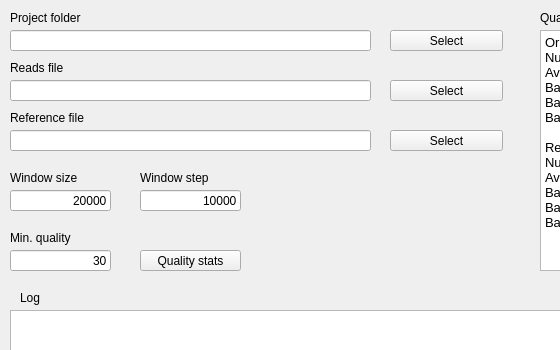
First picture: the form in src/GUI/GUI2.ui, repository salvocamiolo/PacBioRead, before the edit; both pictures show x 0 to 560 and y 0 to 350 of the 846 by 520 pixel window.
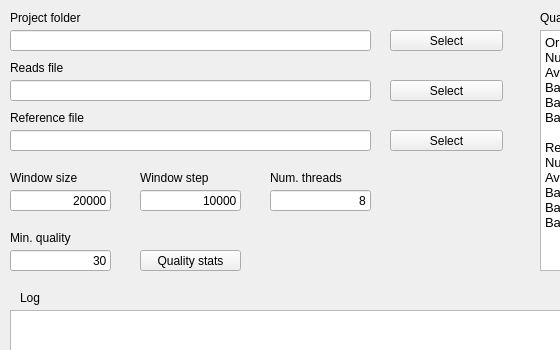
Second picture: the form after the edit.

The edit to the form file:
```diff
--- a/src/GUI/GUI2.ui
+++ b/src/GUI/GUI2.ui
@@ -318,6 +318,35 @@
 &lt;p style=&quot;-qt-paragraph-type:empty; margin-top:0px; margin-bottom:0px; margin-left:0px; margin-right:0px; -qt-block-indent:0; text-indent:0px; font-family:'.AppleSystemUIFont'; font-size:10pt;&quot;&gt;&lt;br /&gt;&lt;/p&gt;&lt;/body&gt;&lt;/html&gt;</string>
    </property>
   </widget>
+  <widget class="QLineEdit" name="numThreadsLineEdit">
+   <property name="geometry">
+    <rect>
+     <x>270</x>
+     <y>190</y>
+     <width>101</width>
+     <height>21</height>
+    </rect>
+   </property>
+   <property name="text">
+    <string>8</string>
+   </property>
+   <property name="alignment">
+    <set>Qt::AlignRight|Qt::AlignTrailing|Qt::AlignVCenter</set>
+   </property>
+  </widget>
+  <widget class="QLabel" name="numThreadsLabel">
+   <property name="geometry">
+    <rect>
+     <x>270</x>
+     <y>170</y>
+     <width>101</width>
+     <height>16</height>
+    </rect>
+   </property>
+   <property name="text">
+    <string>Num. threads</string>
+   </property>
+  </widget>
  </widget>
  <resources/>
  <connections/>
```
